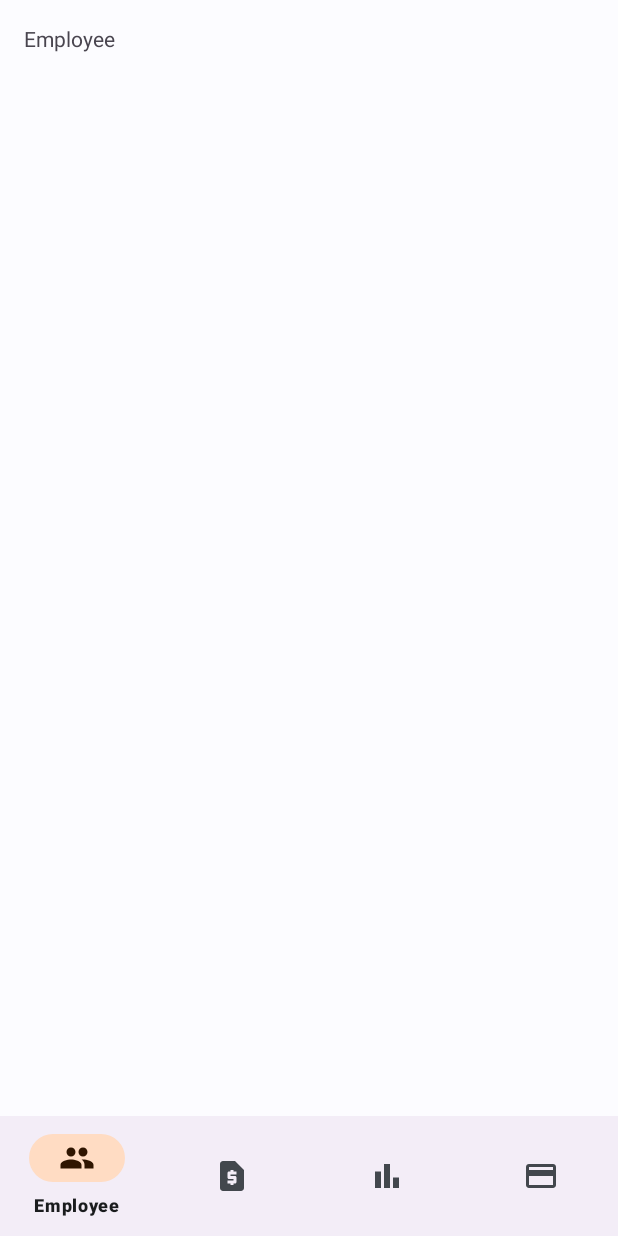
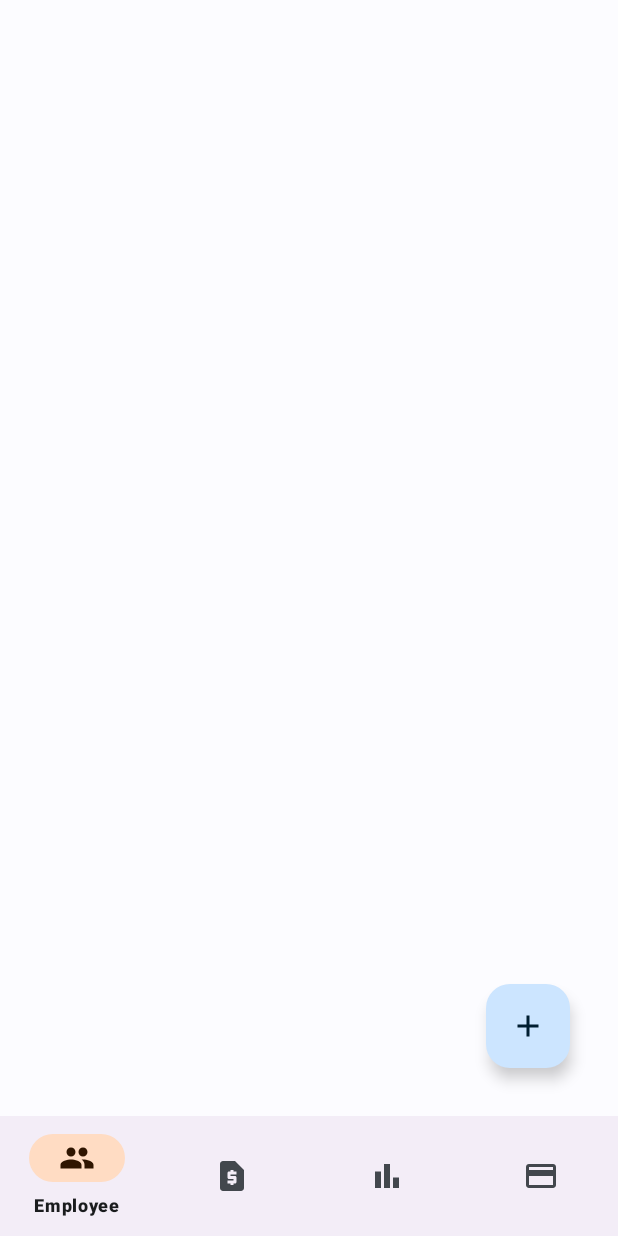
Before and after one commit to moaliyou/ERISM_App, an Android app: the screen it shows after launch (Dashboard), on a phone screen of 412 x 824 dp. Run offline under Robolectric (Android 15) with nearby library versions, the phone set to English and light mode, and no system bars.

Commit message:
Added employee register dialog

```diff
--- a/app/src/main/java/com/example/erismapp/fragments/EmployeeFragment.java
+++ b/app/src/main/java/com/example/erismapp/fragments/EmployeeFragment.java
@@ -1,5 +1,6 @@
 package com.example.erismapp.fragments;
 
+import android.app.AlertDialog;
 import android.os.Bundle;
 
 import androidx.fragment.app.Fragment;
@@ -7,15 +8,83 @@ import androidx.fragment.app.Fragment;
 import android.view.LayoutInflater;
 import android.view.View;
 import android.view.ViewGroup;
+import android.widget.Button;
+import android.widget.Toast;
 
 import com.example.erismapp.R;
+import com.google.android.material.floatingactionbutton.FloatingActionButton;
+import com.google.android.material.textfield.TextInputLayout;
+
+import java.util.Objects;
 
 public class EmployeeFragment extends Fragment {
+
+    private View mView;
+    private FloatingActionButton fabAddEmployee;
+
+    private AlertDialog mDialog;
 
     @Override
     public View onCreateView(LayoutInflater inflater, ViewGroup container,
                              Bundle savedInstanceState) {
         // Inflate the layout for this fragment
-        return inflater.inflate(R.layout.fragment_employee, container, false);
+        mView = inflater.inflate(R.layout.fragment_employee, container, false);
+
+        initViews();
+
+        eventHandling();
+
+        return mView;
+    }
+
+    private void eventHandling() {
+
+        AlertDialog.Builder builder = new AlertDialog.Builder(getActivity());
+        builder.setTitle("Register new employee");
+
+        View innerView = getLayoutInflater().inflate(R.layout.employee_form_dialog, null);
+        Button btnSaveEmployeeData = innerView.findViewById(R.id.btn_save_employee);
+        Button btnCancelDialog = innerView.findViewById(R.id.btn_cancel);
+
+        btnSaveEmployeeData.setOnClickListener(
+                view1 ->
+                Toast.makeText(getActivity(), "Saving data...", Toast.LENGTH_LONG).show()
+        );
+
+        btnCancelDialog.setOnClickListener(view -> {
+            mDialog.dismiss();
+            clearFields(innerView);
+        });
+
+        builder.setView(innerView);
+        mDialog = builder.create();
+        mDialog.setCancelable(false);
+
+        fabAddEmployee.setOnClickListener(view -> mDialog.show());
+
+    }
+
+    private void initViews() {
+        fabAddEmployee = mView.findViewById(R.id.fab_add_new_employee);
+    }
+
+    private void clearFields(View view) {
+
+        TextInputLayout tfFirstName = view.findViewById(R.id.tf_first_name);
+        TextInputLayout tfLastName = view.findViewById(R.id.tf_last_name);
+        TextInputLayout tfDateOfBirth = view.findViewById(R.id.tf_date_of_birth);
+        TextInputLayout tfJobTitle = view.findViewById(R.id.tf_job_title);
+        TextInputLayout tfSalary = view.findViewById(R.id.tf_salary);
+        TextInputLayout tfHireDate = view.findViewById(R.id.tf_hire_date);
+
+        Objects.requireNonNull(tfFirstName.getEditText()).setText("");
+        Objects.requireNonNull(tfLastName.getEditText()).setText("");
+        Objects.requireNonNull(tfDateOfBirth.getEditText()).setText("");
+        Objects.requireNonNull(tfJobTitle.getEditText()).setText("");
+        Objects.requireNonNull(tfSalary.getEditText()).setText("");
+        Objects.requireNonNull(tfHireDate.getEditText()).setText("");
+
+        view.clearFocus();
+
     }
 }
--- /dev/null
+++ b/app/src/main/res/drawable/ic_add.xml
@@ -0,0 +1,5 @@
+<vector android:height="24dp" android:tint="#000000"
+    android:viewportHeight="24" android:viewportWidth="24"
+    android:width="24dp" xmlns:android="http://schemas.android.com/apk/res/android">
+    <path android:fillColor="@android:color/white" android:pathData="M19,13h-6v6h-2v-6H5v-2h6V5h2v6h6v2z"/>
+</vector>
--- a/app/src/main/res/layout/fragment_employee.xml
+++ b/app/src/main/res/layout/fragment_employee.xml
@@ -1,15 +1,26 @@
 <?xml version="1.0" encoding="utf-8"?>
 <FrameLayout xmlns:android="http://schemas.android.com/apk/res/android"
+    xmlns:app="http://schemas.android.com/apk/res-auto"
     xmlns:tools="http://schemas.android.com/tools"
     android:layout_width="match_parent"
     android:layout_height="match_parent"
     tools:context=".fragments.EmployeeFragment">
 
-    <!-- TODO: Update blank fragment layout -->
-    <TextView
+    <androidx.constraintlayout.widget.ConstraintLayout
         android:layout_width="match_parent"
-        android:layout_height="wrap_content"
-        android:layout_margin="16dp"
-        android:text="Employee" />
+        android:layout_height="match_parent">
 
+        <com.google.android.material.floatingactionbutton.FloatingActionButton
+            android:id="@+id/fab_add_new_employee"
+            android:layout_width="wrap_content"
+            android:layout_height="wrap_content"
+            android:layout_marginEnd="32dp"
+            android:layout_marginBottom="32dp"
+            android:clickable="true"
+            android:focusable="true"
+            android:src="@drawable/ic_add"
+            app:layout_constraintBottom_toBottomOf="parent"
+            app:layout_constraintEnd_toEndOf="parent"
+            android:contentDescription="@string/add_new_employee_string_FAB" />
+    </androidx.constraintlayout.widget.ConstraintLayout>
 </FrameLayout>
```
Also changed, not shown: app/src/main/res/layout/employee_form_dialog.xml (added, +170 -0 lines), app/src/main/res/values-night/strings.xml (+7 -0 lines), app/src/main/res/values/strings.xml (+7 -0 lines).
